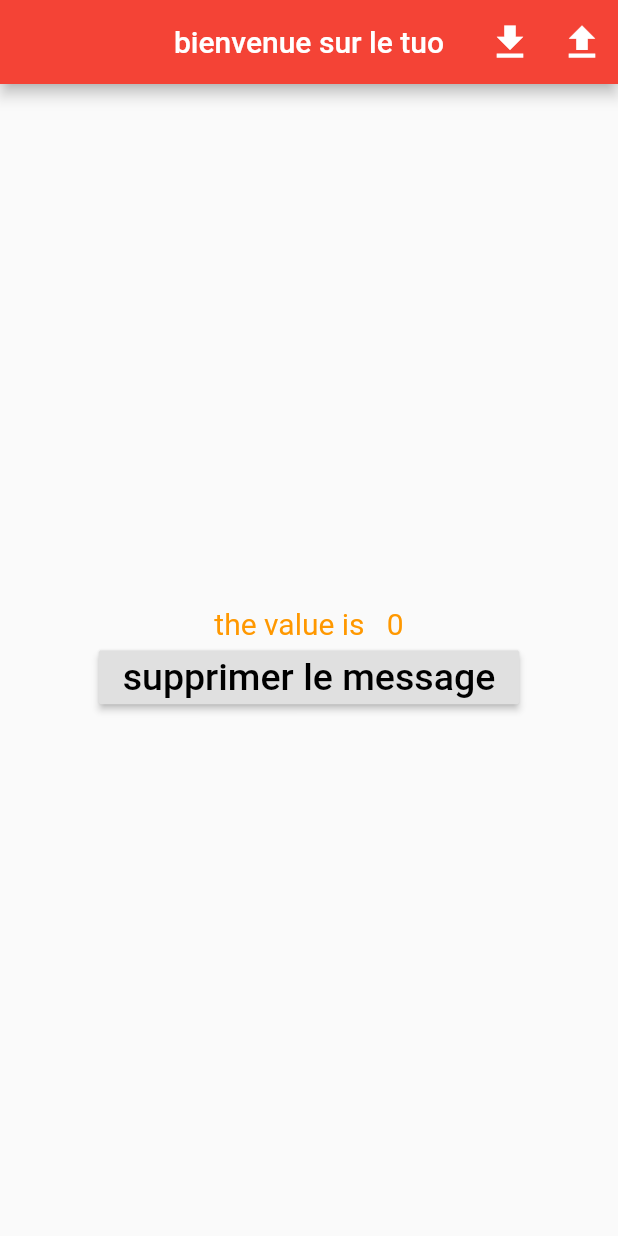
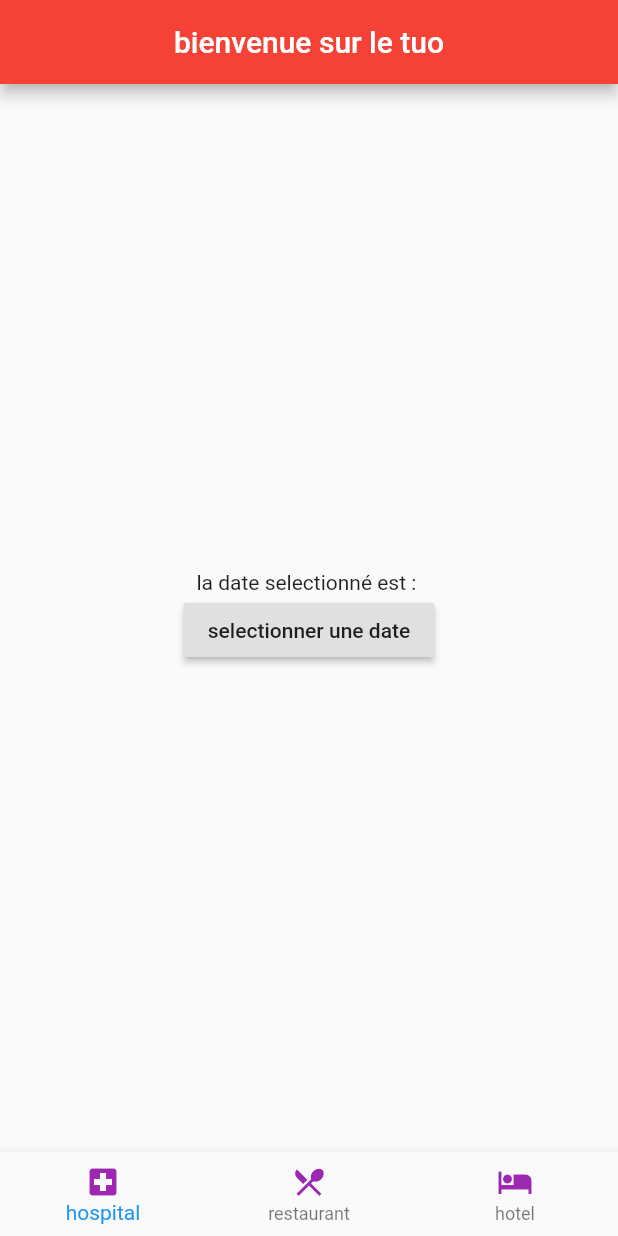
Before and after one commit to sllim637/flutter-repo, a Flutter app: the screen it shows after launch, on a phone screen of 412 x 824 dp. Run offline on Flutter 3.47's test engine with Material 2 defaults, Android fonts, the phone set to English and light mode, and no system bars.

Commit message:
lib/dding date picker

```diff
--- a/lib/main.dart
+++ b/lib/main.dart
@@ -1,3 +1,5 @@
+import 'dart:async';
+
 import 'package:flutter/material.dart';
 
 void main() {
@@ -20,46 +22,54 @@ class soir extends StatefulWidget {
 
 class _soirState extends State<soir> {
   String info = "bienvenue minsieur/madame";
-  int value = 0;
   int _id = 0;
-  void increment() {
-    setState(() {
-      value++;
-    });
-  }
+  String dateValue = "";
+  List<BottomNavigationBarItem> _item = [];
 
-  void decrement() {
-    setState(() {
-      value--;
-    });
+  Future select_date() async {
+    DateTime? picker = await showDatePicker(
+        context: context,
+        initialDate: DateTime.now(),
+        firstDate: DateTime(2018),
+        lastDate: DateTime(2030));
+    if (picker != null) {
+      setState(() {
+        dateValue = picker.toString() ;
+      });
+    }
   }
 
   @override
   initState() {
     super.initState();
+    _item = [];
+    _item.add(BottomNavigationBarItem(
+        icon: Icon(
+          Icons.local_hospital,
+          color: Colors.purple,
+        ),
+        label: "hospital"));
+    _item.add(BottomNavigationBarItem(
+        icon: Icon(
+          Icons.restaurant_menu,
+          color: Colors.purple,
+        ),
+        label: "restaurant"));
+    _item.add(BottomNavigationBarItem(
+        icon: Icon(
+          Icons.hotel,
+          color: Colors.purple,
+        ),
+        label: "hotel"));
     info = "bienvenue sur le tuo";
   }
 
   @override
   Widget build(BuildContext context) {
     return Scaffold(
-
       appBar: AppBar(
         centerTitle: true,
         actions: <Widget>[
-          IconButton(
-              onPressed: increment,
-              icon: Icon(
-                Icons.download,
-                size: 30,
-              )),
-          // Icon(Icons.download , size: 30,),
-          IconButton(
-              onPressed: decrement,
-              icon: Icon(
-                Icons.upload,
-                size: 30,
-              )),
           Padding(padding: EdgeInsets.only(top: 40))
           // Icon(Icons.upload , size: 30,)
         ],
@@ -71,24 +81,18 @@ class _soirState extends State<soir> {
         child: Column(
           mainAxisAlignment: MainAxisAlignment.center,
           children: <Widget>[
-            Text(
-              "the value is   $value",
-              style: TextStyle(fontSize: 20, color: Colors.orange),
-              textAlign: TextAlign.center,
-            ),
-            RaisedButton(
-              onPressed: (){ScaffoldMessenger.of(context).showSnackBar(
-                const SnackBar(
-                  content: Text('A SnackBar has been shown.'),
-                ),
-              );},
-              child: Text(
-                "supprimer le message",
-                style: TextStyle(color: Colors.black, fontSize: 25),
-              ),
-            )
+            Text("la date selectionné est : $dateValue" ),
+            RaisedButton(onPressed: select_date,child: Text("selectionner une date"),)
           ],
         ),
+      ),
+      bottomNavigationBar: BottomNavigationBar(
+        items: _item,
+        fixedColor: Colors.blue,
+        currentIndex: _id,
+        onTap: (int item) {
+          _id = item;
+        },
       ),
     );
   }
```
